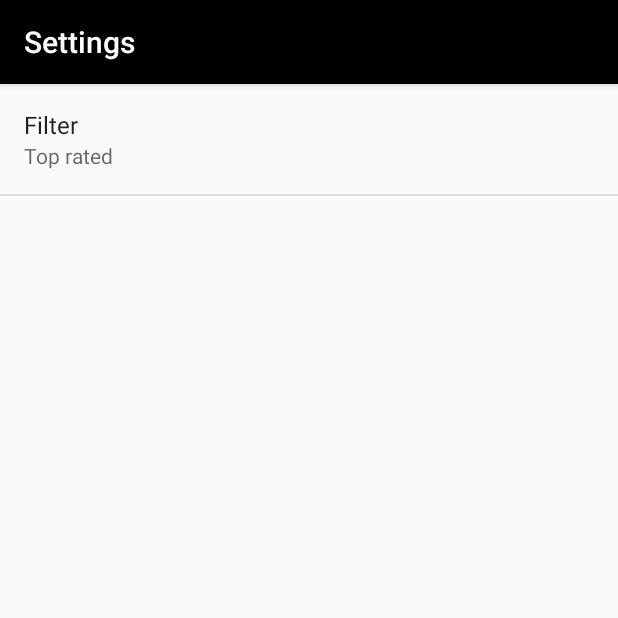
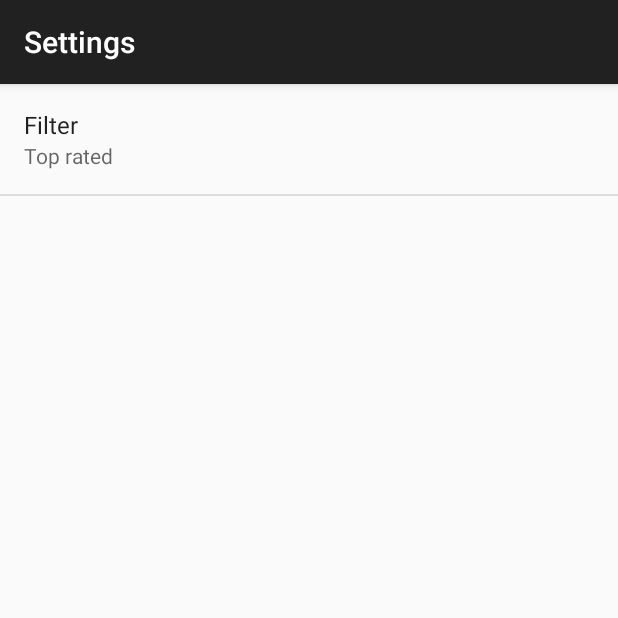
Before and after one commit to kalehv/PopMovie, an Android app: the screen it shows after launch (SettingsActivity), in the options menu, after a tap on "Settings", on a phone screen of 412 x 824 dp, the top half of it. Run offline under Robolectric (Android 15) with nearby library versions, the phone set to English and light mode, and no system bars; our stand-ins replace ButterKnife; libraries missing offline, so code that uses them is left out: com.facebook.stetho; 1 statement that could not run was skipped.

Commit message:
Fixed landscape mode (#10)

```diff
--- a/app/src/main/java/me/kalehv/popmovie/ScrollingActivity.java
+++ b/app/src/main/java/me/kalehv/popmovie/ScrollingActivity.java
@@ -12,6 +12,7 @@ import android.support.v7.app.AppCompatActivity;
 import android.support.v7.widget.Toolbar;
 import android.util.Log;
 import android.util.TypedValue;
+import android.view.Gravity;
 import android.view.View;
 import android.widget.FrameLayout;
 import android.widget.ImageButton;
@@ -169,11 +170,12 @@ public class ScrollingActivity extends AppCompatActivity {
             }
         });
 
+        // Landscape
         if (widthDp >= heightDp) {
-            // landscape
             FrameLayout.LayoutParams cardViewLayoutParams = (FrameLayout.LayoutParams) mCardViewMovieDetails.getLayoutParams();
             int topMargin = (int) (heightDp / 3);
-            cardViewLayoutParams.setMargins(128, 0, 128, 0);
+            cardViewLayoutParams.width = (int) (widthDp - getResources().getDimension(R.dimen.margin_detail_side));
+            cardViewLayoutParams.gravity = Gravity.CENTER_HORIZONTAL;
 
             CoordinatorLayout.LayoutParams appBarLayoutNestedScrollViewParams =
                     (CoordinatorLayout.LayoutParams) mNestedScrollView.getLayoutParams();
--- a/app/src/main/res/layout/content_scrolling.xml
+++ b/app/src/main/res/layout/content_scrolling.xml
@@ -19,6 +19,7 @@
         android:id="@+id/cardview_movie_details"
         android:layout_width="match_parent"
         android:layout_height="match_parent"
+        android:background="@color/white"
         android:clipChildren="false"
         android:clipToPadding="false"
         app:layout_behavior="@string/appbar_scrolling_view_behavior">
--- a/app/src/main/res/values/colors.xml
+++ b/app/src/main/res/values/colors.xml
@@ -304,10 +304,10 @@ http://www.google.com/design/spec/style/color.html#color-ui-color-palette -->
     <color name="white_half_transparent">#80FFFFFF</color>
 
     <!--App Colors-->
-    <color name="colorPrimary">@color/black</color>
+    <color name="colorPrimary">@color/grey_900</color>
     <color name="colorPrimaryDark">@color/black</color>
-    <color name="colorAccent">@color/red_A200</color>
+    <color name="colorAccent">#40C4FF</color>
 
-    <color name="colorBackground">@color/black</color>
+    <color name="colorBackground">@color/grey_50</color>
 
 </resources>
--- a/app/src/main/res/values/dimens.xml
+++ b/app/src/main/res/values/dimens.xml
@@ -16,4 +16,5 @@
     <dimen name="height_poster_image">138dp</dimen>
     <dimen name="negative_poster_top_margin">-24dp</dimen>
     <dimen name="margin_standard">16dp</dimen>
+    <dimen name="margin_detail_side">128dp</dimen>
 </resources>
```
